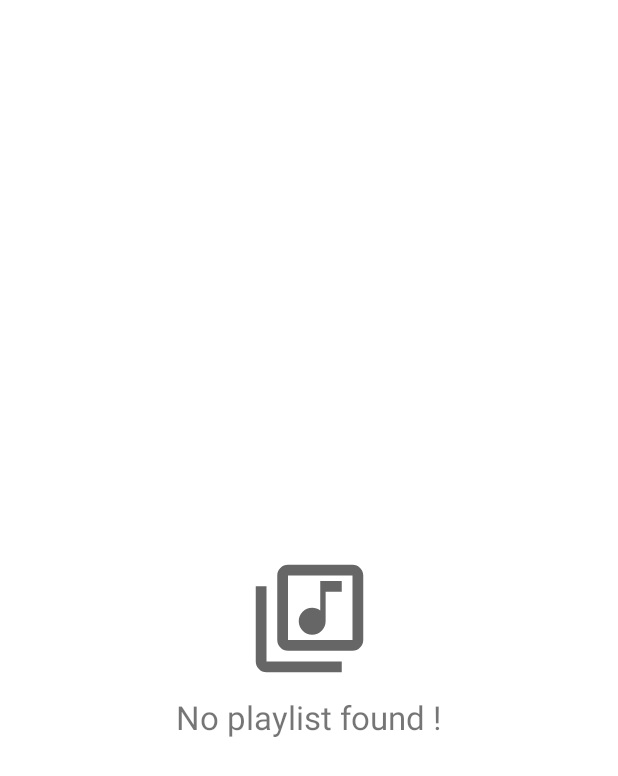
After one commit to adrunor/test-lbc, an Android app: the layout view_empty_state.xml on its own in the app's theme, with its tools: preview values and no code run, on a phone screen of 412 x 824 dp. The commit adds this screen. Shown: the top 776 px of the screen. Run offline under Robolectric (Android 15) with nearby library versions, the phone set to English and light mode, and no system bars; network calls fail.

Commit message:
Update and Start unit test

```diff
--- a/app/src/main/java/com/adrunor/test_lbc/core/persistance/dao/MusicDao.kt
+++ b/app/src/main/java/com/adrunor/test_lbc/core/persistance/dao/MusicDao.kt
@@ -17,4 +17,7 @@ interface MusicDao {
 
     @Query("SELECT * FROM music")
     fun getAll(): Observable<List<Music>>
+
+    @Query("SELECT * FROM music WHERE title LIKE :query OR albumId = :query")
+    fun searchMusic(query: String): Observable<List<Music>>
 }
--- a/app/src/main/java/com/adrunor/test_lbc/core/repository/MusicRepository.kt
+++ b/app/src/main/java/com/adrunor/test_lbc/core/repository/MusicRepository.kt
@@ -20,4 +20,8 @@ class MusicRepository(private val api: LbcApiClient, private val dao: MusicDao)
     fun getPlaylist(): Observable<List<Music>> {
         return dao.getAll()
     }
+
+    fun searchMusic(query: String): Observable<List<Music>> {
+        return dao.searchMusic(query)
+    }
 }
--- a/app/src/main/java/com/adrunor/test_lbc/ui/PlaylistAdapter.kt
+++ b/app/src/main/java/com/adrunor/test_lbc/ui/PlaylistAdapter.kt
@@ -7,6 +7,7 @@ import com.adrunor.test_lbc.R
 import com.adrunor.test_lbc.core.model.Music
 
 class PlaylistAdapter : RecyclerView.Adapter<MusicViewHolder>() {
+
 
     private var musicList = listOf<Music>()
 
--- a/app/src/main/java/com/adrunor/test_lbc/ui/PlaylistViewModel.kt
+++ b/app/src/main/java/com/adrunor/test_lbc/ui/PlaylistViewModel.kt
@@ -21,4 +21,7 @@ class PlaylistViewModel(private val repository: MusicRepository) : ViewModel() {
         return repository.saveAll(playlist)
     }
 
+    fun searchMusic(query: String): Observable<List<Music>> {
+        return repository.searchMusic(query)
+    }
 }
--- /dev/null
+++ b/app/src/main/res/drawable/ic_playlist_icon.xml
@@ -0,0 +1,10 @@
+<vector xmlns:android="http://schemas.android.com/apk/res/android"
+    android:width="24dp"
+    android:height="24dp"
+    android:viewportWidth="24"
+    android:viewportHeight="24"
+    android:tint="?attr/colorControlNormal">
+  <path
+      android:fillColor="@android:color/white"
+      android:pathData="M20,2L8,2c-1.1,0 -2,0.9 -2,2v12c0,1.1 0.9,2 2,2h12c1.1,0 2,-0.9 2,-2L22,4c0,-1.1 -0.9,-2 -2,-2zM20,16L8,16L8,4h12v12zM12.5,15c1.38,0 2.5,-1.12 2.5,-2.5L15,7h3L18,5h-4v5.51c-0.42,-0.32 -0.93,-0.51 -1.5,-0.51 -1.38,0 -2.5,1.12 -2.5,2.5s1.12,2.5 2.5,2.5zM4,6L2,6v14c0,1.1 0.9,2 2,2h14v-2L4,20L4,6z"/>
+</vector>
--- /dev/null
+++ b/app/src/main/res/layout/view_empty_state.xml
@@ -0,0 +1,33 @@
+<?xml version="1.0" encoding="utf-8"?>
+<androidx.constraintlayout.widget.ConstraintLayout xmlns:android="http://schemas.android.com/apk/res/android"
+    xmlns:app="http://schemas.android.com/apk/res-auto"
+    xmlns:tools="http://schemas.android.com/tools"
+    android:visibility="gone"
+    tools:visibility="visible"
+    android:layout_width="match_parent"
+    android:layout_height="match_parent">
+
+    <ImageView
+        android:id="@+id/iconNoPlaylist"
+        android:layout_width="86dp"
+        android:layout_height="86dp"
+        app:layout_constraintBottom_toBottomOf="parent"
+        app:layout_constraintEnd_toEndOf="parent"
+        app:layout_constraintHorizontal_bias="0.5"
+        app:layout_constraintStart_toStartOf="parent"
+        app:layout_constraintTop_toTopOf="parent"
+        app:srcCompat="@drawable/ic_playlist_icon" />
+
+    <TextView
+        android:id="@+id/messageNoPlaylist"
+        android:layout_width="wrap_content"
+        android:layout_height="wrap_content"
+        android:layout_marginTop="8dp"
+        android:textSize="22sp"
+        android:text="@string/playlist_not_found"
+        app:layout_constraintEnd_toEndOf="parent"
+        app:layout_constraintHorizontal_bias="0.5"
+        app:layout_constraintStart_toStartOf="parent"
+        app:layout_constraintTop_toBottomOf="@+id/iconNoPlaylist" />
+
+</androidx.constraintlayout.widget.ConstraintLayout>
--- a/app/src/main/res/layout/viewholder_music.xml
+++ b/app/src/main/res/layout/viewholder_music.xml
@@ -25,7 +25,7 @@
         android:layout_marginStart="16dp"
         android:layout_marginTop="16dp"
         android:layout_marginEnd="16dp"
-        android:textSize="22sp"
+        android:textSize="16sp"
         app:layout_constraintEnd_toEndOf="parent"
         app:layout_constraintStart_toEndOf="@+id/musicThumbnail"
         app:layout_constraintTop_toTopOf="parent"
--- a/app/src/main/res/values-night/themes.xml
+++ b/app/src/main/res/values-night/themes.xml
@@ -1,6 +1,6 @@
 <resources xmlns:tools="http://schemas.android.com/tools">
     <!-- Base application theme. -->
-    <style name="Theme.Testlbc" parent="Theme.MaterialComponents.DayNight.DarkActionBar">
+    <style name="Theme.Testlbc" parent="Theme.MaterialComponents.DayNight.NoActionBar">
         <!-- Primary brand color. -->
         <item name="colorPrimary">@color/purple_200</item>
         <item name="colorPrimaryVariant">@color/purple_700</item>
--- a/app/src/main/res/values/strings.xml
+++ b/app/src/main/res/values/strings.xml
@@ -1,3 +1,6 @@
 <resources>
     <string name="app_name">test-lbc</string>
+
+    <string name="search">Search a music</string>
+    <string name="playlist_not_found">No playlist found !</string>
 </resources>
--- a/app/src/main/res/values/themes.xml
+++ b/app/src/main/res/values/themes.xml
@@ -1,6 +1,6 @@
 <resources xmlns:tools="http://schemas.android.com/tools">
     <!-- Base application theme. -->
-    <style name="Theme.Testlbc" parent="Theme.MaterialComponents.DayNight.DarkActionBar">
+    <style name="Theme.Testlbc" parent="Theme.MaterialComponents.DayNight.NoActionBar">
         <!-- Primary brand color. -->
         <item name="colorPrimary">@color/purple_500</item>
         <item name="colorPrimaryVariant">@color/purple_700</item>
--- /dev/null
+++ b/app/src/main/res/xml/searchable.xml
@@ -0,0 +1,5 @@
+<?xml version="1.0" encoding="utf-8"?>
+<searchable xmlns:android="http://schemas.android.com/apk/res/android"
+    android:label="@string/search"
+    android:hint="@string/search">
+</searchable>
```
Also changed, not shown: app/src/main/AndroidManifest.xml (+6 -1 lines), app/src/main/java/com/adrunor/test_lbc/ui/MusicViewHolder.kt (+8 -1 lines), app/src/main/java/com/adrunor/test_lbc/ui/PlaylistActivity.kt (+77 -2 lines), app/src/main/res/drawable/ic_search_black_24dp.xml (added, +9 -0 lines), app/src/main/res/layout/activity_playlist.xml (+14 -1 lines), app/src/main/res/menu/menu.xml (added, +11 -0 lines), 1 other file.
